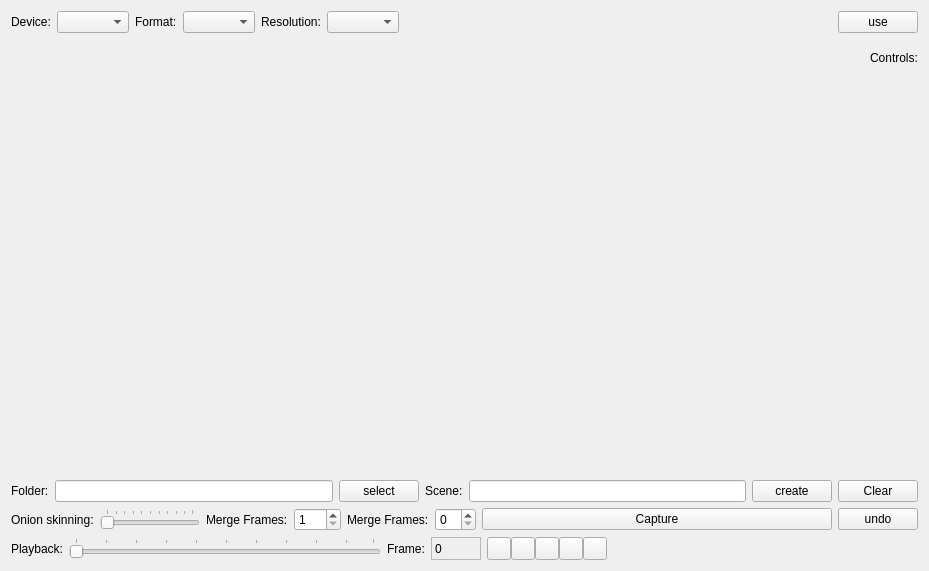
This is video/StopMoCap/trunk/stopmocap.ui in pfedick/openstopmotion as Qt 5 draws it before an edit. The edited form follows.
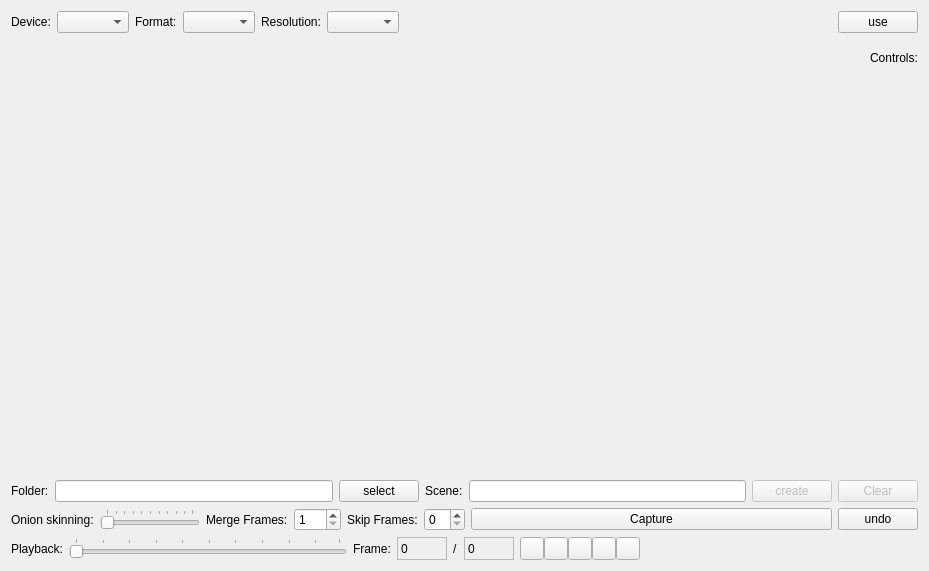
This is the edited form. Icons and pictures are not drawn.

The edit to the form file:
```diff
--- a/video/StopMoCap/trunk/stopmocap.ui
+++ b/video/StopMoCap/trunk/stopmocap.ui
@@ -293,7 +293,10 @@
       <widget class="QLineEdit" name="sceneName"/>
      </item>
      <item>
-      <widget class="QPushButton" name="pushButton_5">
+      <widget class="QPushButton" name="createScene">
+       <property name="enabled">
+        <bool>false</bool>
+       </property>
        <property name="text">
         <string>create</string>
        </property>
@@ -301,6 +304,9 @@
      </item>
      <item>
       <widget class="QPushButton" name="pushButton_4">
+       <property name="enabled">
+        <bool>false</bool>
+       </property>
        <property name="text">
         <string>Clear</string>
        </property>
@@ -356,7 +362,7 @@
      <item>
       <widget class="QLabel" name="label_12">
        <property name="text">
-        <string>Merge Frames:</string>
+        <string>Skip Frames:</string>
        </property>
       </widget>
      </item>
@@ -464,6 +470,41 @@
        </property>
       </widget>
      </item>
+     <item>
+      <widget class="QLabel" name="label_5">
+       <property name="text">
+        <string>/</string>
+       </property>
+      </widget>
+     </item>
+     <item>
+      <widget class="QLabel" name="totalFrames">
+       <property name="minimumSize">
+        <size>
+         <width>50</width>
+         <height>0</height>
+        </size>
+       </property>
+       <property name="maximumSize">
+        <size>
+         <width>50</width>
+         <height>16777215</height>
+        </size>
+       </property>
+       <property name="frameShape">
+        <enum>QFrame::StyledPanel</enum>
+       </property>
+       <property name="frameShadow">
+        <enum>QFrame::Sunken</enum>
+       </property>
+       <property name="midLineWidth">
+        <number>1</number>
+       </property>
+       <property name="text">
+        <string>0</string>
+       </property>
+      </widget>
+     </item>
      <item>
       <layout class="QHBoxLayout" name="horizontalLayout_6">
        <property name="spacing">
```
